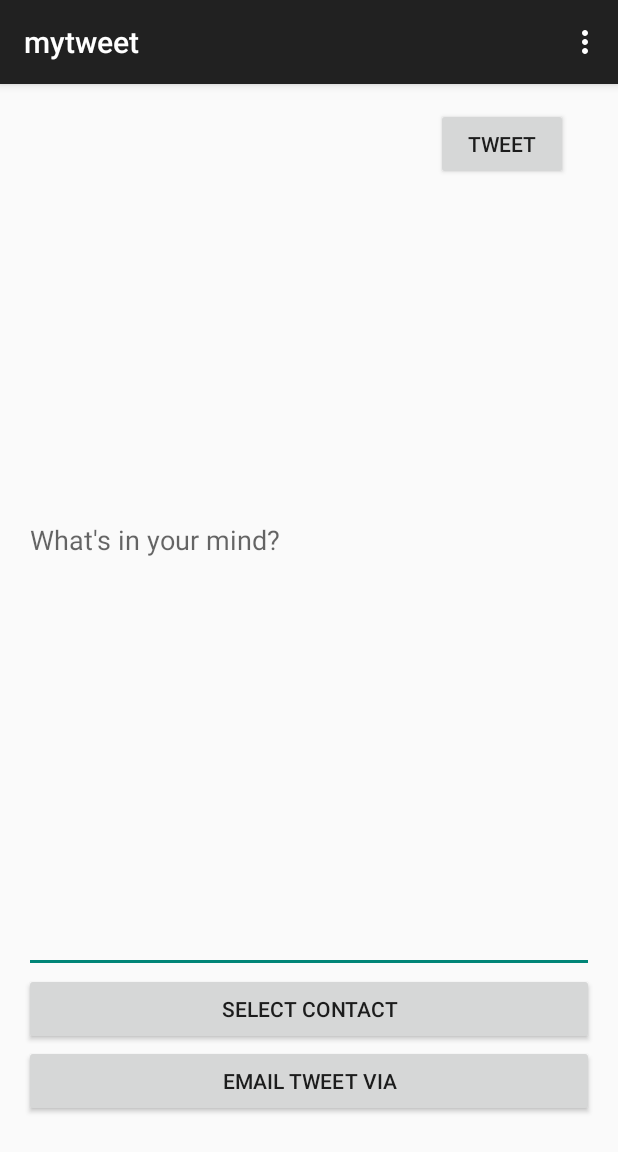
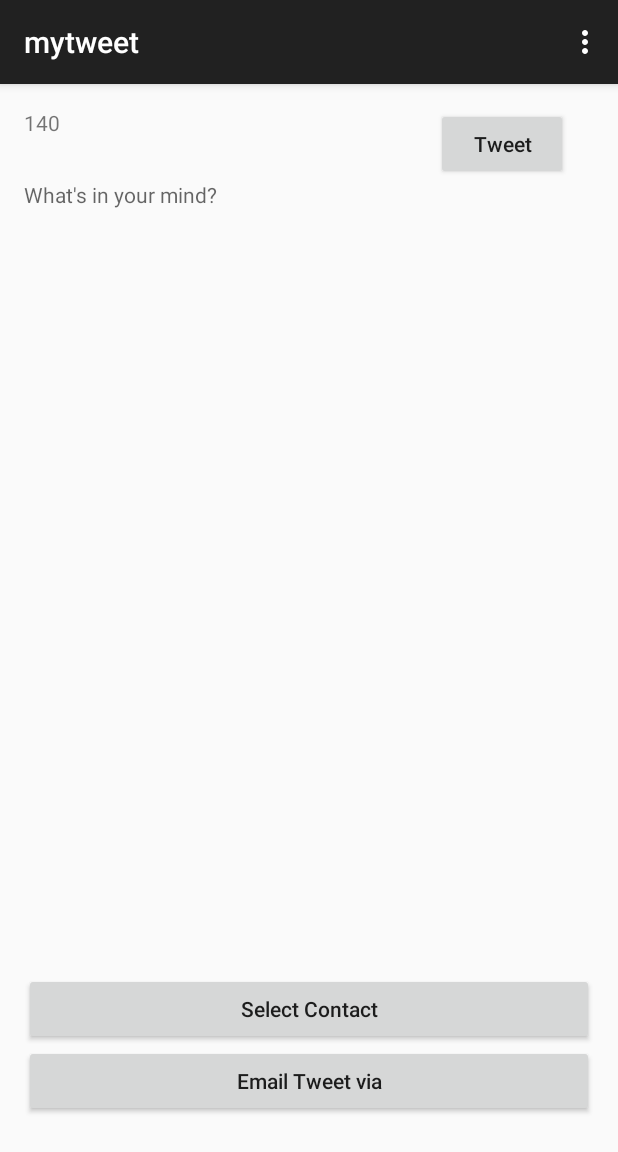
Before and after one commit to beluskova/MyTweet-assignment1, an Android app: the screen it shows after launch (mytweetActivity), on a phone screen of 412 x 824 dp. Shown: the top 1152 px of the screen. Run offline under Robolectric (Android 15) with nearby library versions, the phone set to English and light mode, and no system bars.

Commit message:
mytweet v0: textCount added

```diff
--- a/app/src/main/res/layout/activity_twitter.xml
+++ b/app/src/main/res/layout/activity_twitter.xml
@@ -15,23 +15,35 @@
         android:layout_alignParentRight="true"
         android:layout_alignParentTop="true"
         android:layout_marginRight="17dp"
-        android:text="@string/button_tweet" />
+        android:text="@string/button_tweet"
+        android:textAllCaps="false"/>
+    <TextView
+        android:id="@+id/textCount"
+        android:layout_width="wrap_content"
+        android:layout_height="wrap_content"
+        android:layout_alignLeft="@id/editStatus"
+        android:layout_alignTop="@id/buttonTweet"
+        android:text="140"
+        android:textAppearance="?android:attr/textAppearanceSmall"/>
 
-    <EditText
+    <TextView
         android:id="@+id/editStatus"
         android:layout_width="match_parent"
         android:layout_height="match_parent"
         android:ems="10"
         android:hint="@string/hint_status"
         android:inputType="textMultiLine"
-        android:layout_above="@+id/selectContact"
-        android:layout_centerHorizontal="true" />
+        android:layout_centerHorizontal="true"
+        android:layout_below="@+id/buttonTweet" >
+        <requestFocus/>
+    </TextView>
 
     <Button
         android:id="@+id/selectContact"
         android:layout_width="match_parent"
         android:layout_height="wrap_content"
         android:text="@string/action_select"
+        android:textAllCaps="false"
         android:layout_above="@+id/sendEmail"
         android:layout_alignParentRight="true"
         android:layout_alignParentEnd="true" />
@@ -41,6 +53,7 @@
         android:layout_width="match_parent"
         android:layout_height="wrap_content"
         android:text="@string/action_email"
+        android:textAllCaps="false"
         android:layout_alignParentBottom="true"
         android:layout_alignParentRight="true"
         android:layout_alignParentEnd="true"
```
